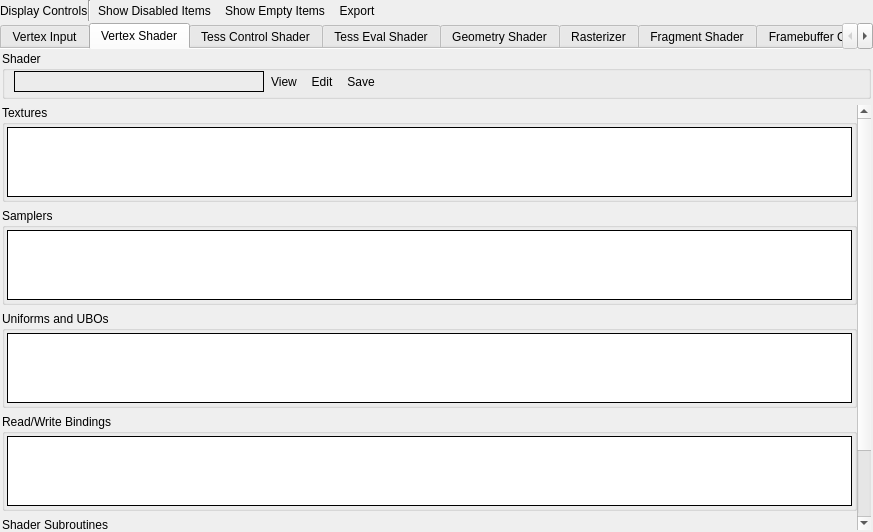
Before: the Qt Designer form qrenderdoc/Windows/PipelineState/GLPipelineStateViewer.ui in baldurk/renderdoc, drawn with Qt 5.
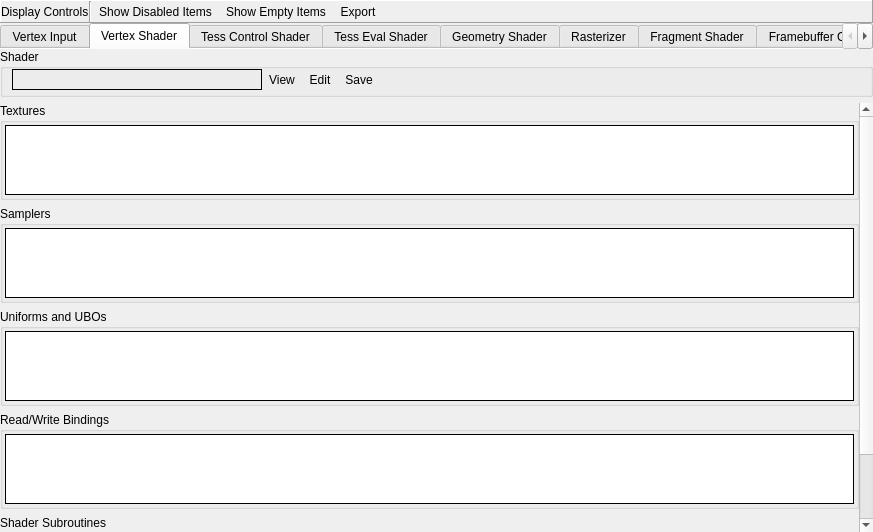
After: the same form once the commit is applied. The open tabs and pages were chosen to show the change. Icons and pictures are not drawn. Custom widgets are drawn as their Qt base class.

Commit message:
Add more consistency to docking panels and widgets
* Dock panels shouldn't have any frame border or anything like that.
* They should have an external margin of 3 pixels at their border,
  but then no further margins on the layouts (like sub-controls for
  the pipeline state views.
* Toolbars should be Raised & Panel frames. Later we'll replace them
  with actual QToolBars to better customise the painting.

```diff
--- a/qrenderdoc/Windows/PipelineState/GLPipelineStateViewer.ui
+++ b/qrenderdoc/Windows/PipelineState/GLPipelineStateViewer.ui
@@ -29,10 +29,10 @@
    <item>
     <widget class="QFrame" name="toolbar">
      <property name="frameShape">
-      <enum>QFrame::NoFrame</enum>
+      <enum>QFrame::Panel</enum>
      </property>
      <property name="frameShadow">
-      <enum>QFrame::Plain</enum>
+      <enum>QFrame::Raised</enum>
      </property>
      <layout class="QHBoxLayout" name="toolbarLayout">
       <property name="spacing">
@@ -48,7 +48,7 @@
        <number>0</number>
       </property>
       <property name="bottomMargin">
-       <number>2</number>
+       <number>0</number>
       </property>
       <item>
        <widget class="QLabel" name="controlsLabel">
@@ -469,16 +469,16 @@
       </attribute>
       <layout class="QVBoxLayout" name="verticalLayout_4">
        <property name="leftMargin">
-        <number>2</number>
+        <number>0</number>
        </property>
        <property name="topMargin">
-        <number>2</number>
+        <number>0</number>
        </property>
        <property name="rightMargin">
-        <number>2</number>
+        <number>0</number>
        </property>
        <property name="bottomMargin">
-        <number>2</number>
+        <number>0</number>
        </property>
        <item>
         <widget class="QGroupBox" name="vsShaderGroup">
@@ -615,8 +615,8 @@
            <rect>
             <x>0</x>
             <y>0</y>
-            <width>869</width>
-            <height>424</height>
+            <width>873</width>
+            <height>428</height>
            </rect>
           </property>
           <layout class="QVBoxLayout" name="verticalLayout_16">
```
Left out of the diff: 78 changed lines with no effect on the pictures. The commit also changes 18 other files.
